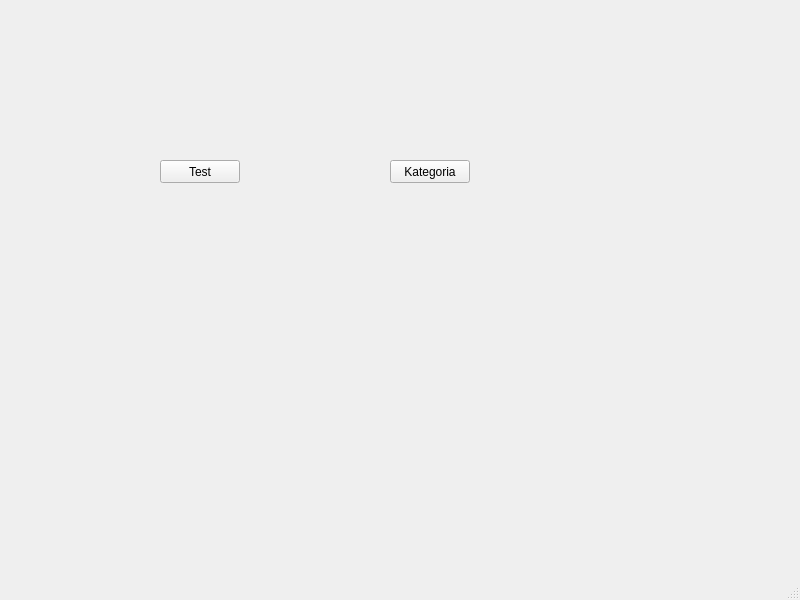
Above: mainwindow.ui from Charlie789/Quiz before the change. Below: the same form after it.
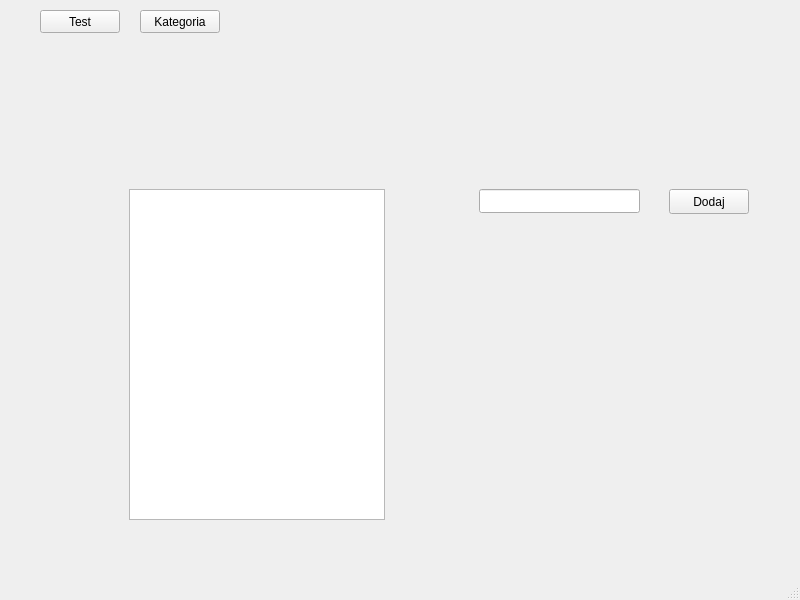
That is the form after the change. The open tabs and pages were chosen to show the change.

Patch:
```diff
--- a/mainwindow.ui
+++ b/mainwindow.ui
@@ -17,8 +17,8 @@
    <widget class="QPushButton" name="test_push_button">
     <property name="geometry">
      <rect>
-      <x>160</x>
-      <y>160</y>
+      <x>40</x>
+      <y>10</y>
       <width>80</width>
       <height>23</height>
      </rect>
@@ -30,8 +30,8 @@
    <widget class="QPushButton" name="category_push_button">
     <property name="geometry">
      <rect>
-      <x>390</x>
-      <y>160</y>
+      <x>140</x>
+      <y>10</y>
       <width>80</width>
       <height>23</height>
      </rect>
@@ -40,6 +40,63 @@
      <string>Kategoria</string>
     </property>
    </widget>
+   <widget class="QStackedWidget" name="stacked_widget">
+    <property name="geometry">
+     <rect>
+      <x>9</x>
+      <y>119</y>
+      <width>791</width>
+      <height>451</height>
+     </rect>
+    </property>
+    <widget class="QWidget" name="test_page">
+     <widget class="QListView" name="test_list_view">
+      <property name="geometry">
+       <rect>
+        <x>80</x>
+        <y>70</y>
+        <width>311</width>
+        <height>331</height>
+       </rect>
+      </property>
+     </widget>
+    </widget>
+    <widget class="QWidget" name="category_page">
+     <widget class="QListView" name="category_list_view">
+      <property name="geometry">
+       <rect>
+        <x>120</x>
+        <y>70</y>
+        <width>256</width>
+        <height>331</height>
+       </rect>
+      </property>
+     </widget>
+     <widget class="QLineEdit" name="category_line_edit">
+      <property name="geometry">
+       <rect>
+        <x>470</x>
+        <y>70</y>
+        <width>161</width>
+        <height>24</height>
+       </rect>
+      </property>
+     </widget>
+     <widget class="QPushButton" name="add_category_push_button">
+      <property name="geometry">
+       <rect>
+        <x>660</x>
+        <y>70</y>
+        <width>80</width>
+        <height>25</height>
+       </rect>
+      </property>
+      <property name="text">
+       <string>Dodaj</string>
+      </property>
+     </widget>
+    </widget>
+   </widget>
   </widget>
   <widget class="QMenuBar" name="menubar">
    <property name="geometry">
```
Left out of the diff: 2 changed lines with no effect on the pictures.
